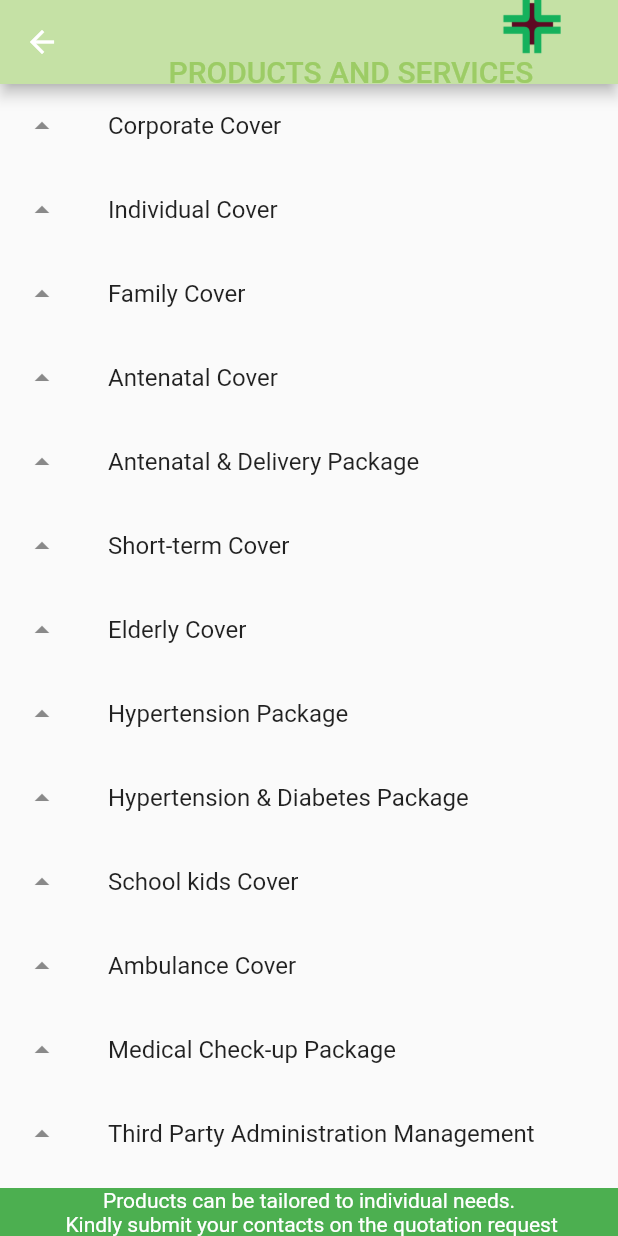
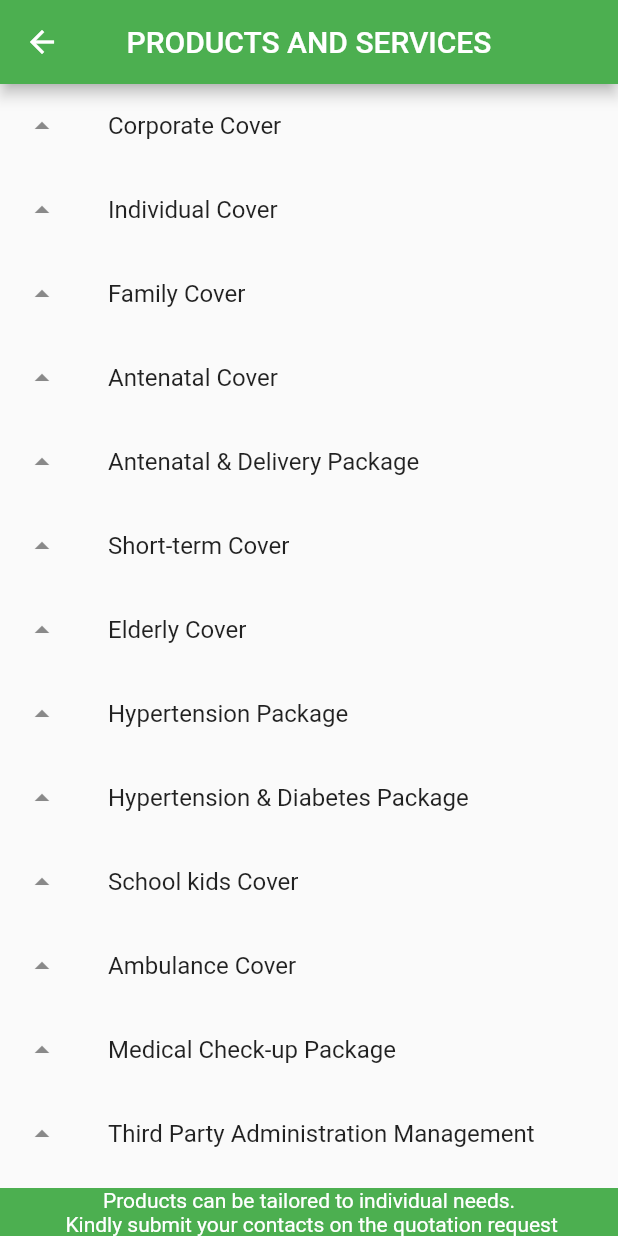
Before and after one commit to matovu-farid/case_medinsurance, a Flutter app: the screen it shows after launch, after a tap on "Products & Services", on a phone screen of 412 x 824 dp. Run offline on Flutter 3.47's test engine with Material 2 defaults, Android fonts, the phone set to English and light mode, and no system bars; drawn by our look-alikes of keyboard_dismisser; our stand-ins replace bloc, cloud_firestore, cloud_functions, dartz, date_time_picker, dropdown_search and 15 more; missing offline and left inert: dart:ffi, firebase_helpers, geoflutterfire; accounts and stored records are empty; network calls fail.

Commit message:
configured for larger screens

```diff
--- a/lib/main.dart
+++ b/lib/main.dart
@@ -53,6 +53,8 @@ class InnitialLoading extends StatelessWidget {
   @override
   Widget build(BuildContext context) {
     return MaterialApp(
+
+      debugShowCheckedModeBanner: false,
         theme: ThemeData(primaryColor: Colors.lightGreen[400]),
         home: Scaffold(
           body: Center(
@@ -73,6 +75,8 @@ class CaseApp extends StatelessWidget {
             return KeyboardDismisser(
               gestures: [GestureType.onPanDown],
               child: MaterialApp(
+                      debugShowCheckedModeBanner: false,
+
                 routes: {
                   '/': (context) => StartingScreen(),
                   '/Choice': (context) => ChoiceForm(),
--- a/lib/screens/choice_form.dart
+++ b/lib/screens/choice_form.dart
@@ -3,9 +3,11 @@ import 'package:flutter/cupertino.dart';
 import 'package:flutter/material.dart';
 import 'package:logging/logging.dart';
 
+class ChoiceForm extends StatelessWidget {
 
-class ChoiceForm extends StatelessWidget {
    static Image image = Image.asset('assets/images/icon.png');
+  static final _logger = Logger('Choice Form');
+
   final choiceBox = {
     'Products & Services': '/Products',
     'Application Form': '/Application',
@@ -16,24 +18,31 @@ class ChoiceForm extends StatelessWidget {
     'Provider Network': '/ProviderNetwork',
     'Claim': '/ClaimForm'
   };
-  static final _logger = Logger('Choice Form');
+
+  late bool isBig;
+
 
   @override
   Widget build(BuildContext context) {
     //ProviderNetworkBloc(Position()).setMarkers();
-    return  Scaffold(
+    var width = MediaQuery.of(context).size.width;
+    var height = MediaQuery.of(context).size.height;
+    isBig = (width < 1008) ? false : true;
+
+    return Scaffold(
       body: Container(
         decoration: BoxDecoration(
             image: DecorationImage(
                 fit: BoxFit.cover,
                 image: AssetImage('assets/images/background.jpg'))),
         child: Padding(
-          padding: const EdgeInsets.symmetric(vertical: 40),
+          padding: EdgeInsets.symmetric(vertical: 40),
           child: ListView(
+
             children: [
               SizedBox(
-                  width: MediaQuery.of(context).size.width * 0.5,
-                  height: MediaQuery.of(context).size.height * 0.2,
+                  width: isBig?width * 0.7:width * 0.5,
+                  height: isBig?height * 0.4:height * 0.2,
                   child: FittedBox(child: image)),
               SizedBox(
                 height: MediaQuery.of(context).size.height * 0.8,
@@ -45,18 +54,17 @@ class ChoiceForm extends StatelessWidget {
                               horizontal: 8.0, vertical: 20),
                           child: GridView(
                             physics: ClampingScrollPhysics(),
-
-                        gridDelegate:
-                            SliverGridDelegateWithFixedCrossAxisCount(
-                                childAspectRatio: 2,
-                                crossAxisCount: 2),
+                            gridDelegate: (width) > 1008
+                                ? SliverGridDelegateWithMaxCrossAxisExtent(
+                                    maxCrossAxisExtent: 400,
+                                    mainAxisExtent: 100)
+                                : SliverGridDelegateWithFixedCrossAxisCount(
+                                    childAspectRatio: 2, crossAxisCount: 2),
                             children: [
-                                  for(var entry in choiceBox.entries)
+                              for (var entry in choiceBox.entries)
                                 ChoiceButton(nameRoute: entry)
-
-                                ],)
-
-                  )),
+                            ],
+                          ))),
                 ),
               ),
               SizedBox(
--- a/lib/screens/products_and_services.dart
+++ b/lib/screens/products_and_services.dart
@@ -34,22 +34,9 @@ static final partImage = Image.asset('assets/icon/icon.png');
      ),
       appBar: AppBar(
         centerTitle: true,
-        backgroundColor: Colors.lightGreen[200],
-        title: Column(
-          children: [
-            Row(
-              mainAxisAlignment: MainAxisAlignment.end,
-              children: [
-                SizedBox(
-                    height: 40 ,
-                    width: MediaQuery.of(context).size.width * 0.2,
-                    child: partImage),
-              ],
-            ),
-            Text('PRODUCTS AND SERVICES',
-            style: TextStyle(color: Colors.lightGreen[400]),),
-          ],
-        ),),
+
+        title: Text('PRODUCTS AND SERVICES',
+            ),),
       body: ListView.builder(
         itemCount: productServicesList.length,
 
--- a/lib/screens/starting_screen.dart
+++ b/lib/screens/starting_screen.dart
@@ -18,24 +18,27 @@ class MySplashScreen extends StatelessWidget {
   @override
   Widget build(BuildContext context) {
     Timer(Duration(seconds: 7),()=>Navigator.of(context).pushNamed("/Choice"));
-    return Stack(
+    return Padding(
+      padding: const EdgeInsets.all(8.0),
+      child: Stack(
         fit: StackFit.expand,
         children: [
-        Image(
+          Padding(
+            padding: EdgeInsets.only(bottom: 12),
+            child: Image(
                 fit: BoxFit.cover,
                 image: AssetImage('assets/images/background.jpg')),
-        Padding(
-          padding: const EdgeInsets.all(12.0),
-          child: Positioned.fill(
+          ),
+          Positioned.fill(
             child: BackdropFilter(
               filter: ImageFilter.blur(sigmaX: 5, sigmaY: 5),
               child: Image(
                 image: AssetImage('assets/images/icon.png'),
               ),
             ),
-          ),
           )
         ],
+      ),
     );
   }
 }
--- a/pubspec.yaml
+++ b/pubspec.yaml
@@ -22,6 +22,7 @@ environment:
 
 dependencies:
   bloc_test: ^8.1.0
+  change_app_package_name: ^1.0.0
   dartz: ^0.10.0
   date_time_picker: ^2.1.0
   dropdown_search: ^0.6.3
@@ -62,6 +63,7 @@ flutter_icons:
   cupertino_icons: ^0.1.3
 
 dev_dependencies:
+  change_app_package_name: ^1.0.0
   build_runner: ^2.0.5
   flutter_test:
     sdk: flutter
```
Also changed, not shown: pubspec.lock (added), 53 other files. Lines whose indentation alone changed are shown as unchanged.
